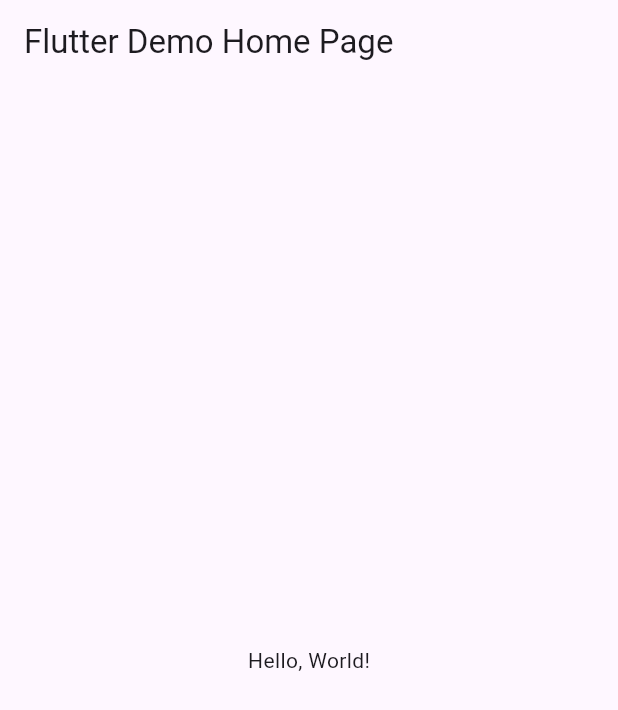
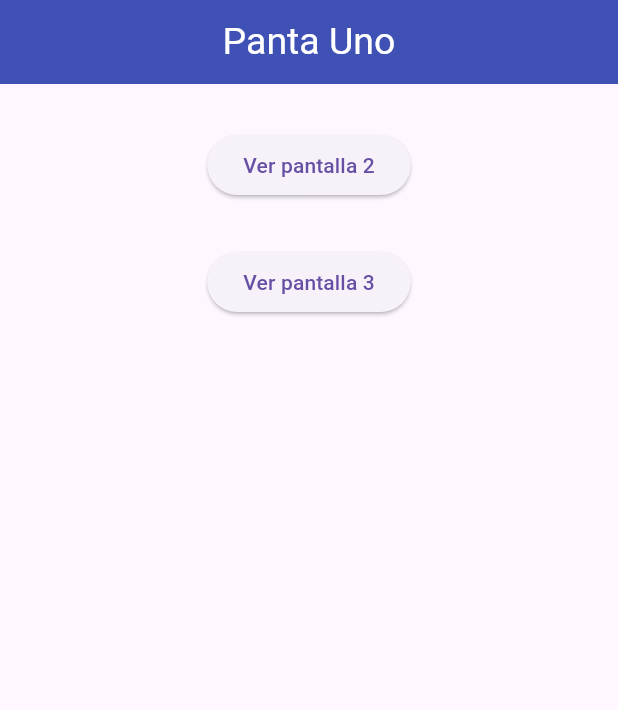
Before and after one commit to ReyesRamirez/Rutas6J_Ramirez, a Flutter app: the screen it shows after launch, on a phone screen of 412 x 824 dp. Shown: the top 710 px of the screen. Run offline on Flutter 3.47's test engine with Material 3 defaults, Android fonts, the phone set to English and light mode, and no system bars.

Commit message:
ahora si

```diff
--- a/lib/main.dart
+++ b/lib/main.dart
@@ -1,43 +1,24 @@
 import 'package:flutter/material.dart';
+import 'package:ramirez1289/pagina_uno.dart';
+import 'package:ramirez1289/pagina_dos.dart';
+import 'package:ramirez1289/pagina_tres.dart';
 
-void main() => runApp(MyApp());
+void main() => runApp(MiRutasApp());
 
-class MyApp extends StatelessWidget {
-  const MyApp({super.key});
-  // This widget is the root of your application.
+class MiRutasApp extends StatelessWidget {
+  const MiRutasApp({Key? key}) : super(key: key);
+
   @override
   Widget build(BuildContext context) {
     return MaterialApp(
-      // Application name
-      title: 'Flutter Hello World',
-      // Application theme data, you can set the colors for the application as
-      // you want
-      theme: ThemeData(
-        // useMaterial3: false,
-        primarySwatch: Colors.blue,
-      ),
-      // A widget which will be started on application startup
-      home: MyHomePage(title: 'Flutter Demo Home Page'),
+      debugShowCheckedModeBanner: false,
+      title: 'Entre Paginas Routes',
+      initialRoute: '/',
+      routes: {
+        '/': (context) => const PantallaUno(),
+        '/pantalla2': (context) => const PantallaDos(),
+        '/pantalla3': (context) => const PantallaTres(),
+      },
     );
   }
 }
-
-class MyHomePage extends StatelessWidget {
-  final String title;
-  const MyHomePage({super.key, required this.title});
-
-  @override
-  Widget build(BuildContext context) {
-    return Scaffold(
-      appBar: AppBar(
-        // The title text which will be shown on the action bar
-        title: Text(title),
-      ),
-      body: Center(
-        child: Text(
-          'Hello, World!',
-        ),
-      ),
-    );
-  }
-}
--- /dev/null
+++ b/lib/pagina_uno.dart
@@ -0,0 +1,48 @@
+import 'package:flutter/material.dart';
+
+class PantallaUno extends StatelessWidget {
+  const PantallaUno({Key? key}) : super(key: key);
+
+  @override
+  Widget build(BuildContext context) {
+    return Scaffold(
+      appBar: AppBar(
+        title: const Text(
+          'Panta Uno',
+          style: TextStyle(
+            color: Colors.white,
+            fontSize: 25,
+          ),
+        ),
+        backgroundColor: Colors.indigo,
+        centerTitle: true,
+      ),
+      body: Column(
+        children: [
+          SizedBox(
+            height: 30,
+          ),
+          Center(
+            child: ElevatedButton(
+              onPressed: () {
+                Navigator.pushNamed(context, '/pantalla2');
+              },
+              child: const Text('Ver pantalla 2'),
+            ),
+          ),
+          SizedBox(
+            height: 30,
+          ),
+          Center(
+            child: ElevatedButton(
+              onPressed: () {
+                Navigator.pushNamed(context, '/pantalla3');
+              },
+              child: const Text('Ver pantalla 3'),
+            ),
+          ),
+        ],
+      ),
+    );
+  }
+}
```
Also changed, not shown: lib/pagina_dos.dart (added, +30 -0 lines), lib/pagina_tres.dart (added, +30 -0 lines).
